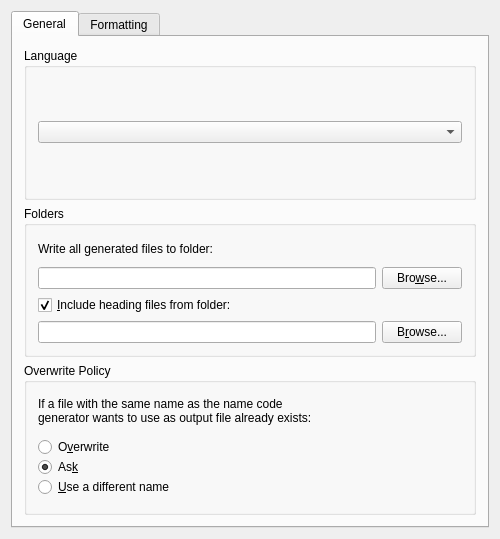
Before: the Qt Designer form umbrello/codegenwizard/codegenoptionspage.ui in KDE/umbrello, drawn with Qt 5.
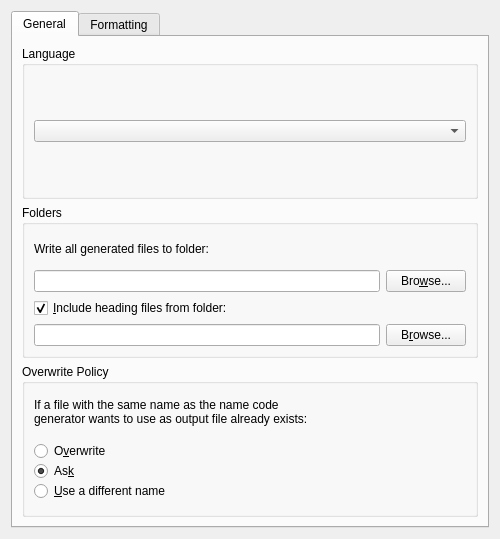
After: the same form once the commit is applied. Custom widgets are drawn as their Qt base class.

Diff of the .ui file:
```diff
--- a/umbrello/codegenwizard/codegenoptionspage.ui
+++ b/umbrello/codegenwizard/codegenoptionspage.ui
@@ -345,7 +345,6 @@
    </item>
   </layout>
  </widget>
- <layoutdefault spacing="6" margin="11" />
   <customwidgets>
   <customwidget>
    <class>KComboBox</class>
```
